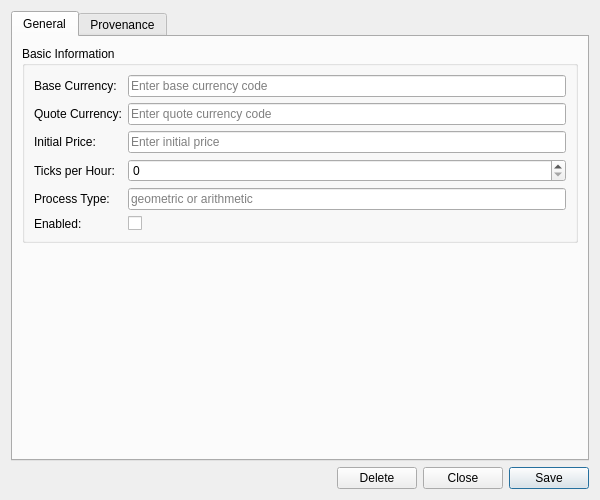
Old version of the form projects/ores.qt/synthetic/ui/FxSpotGenerationConfigDetailDialog.ui in the repository OreStudio/OreStudio.
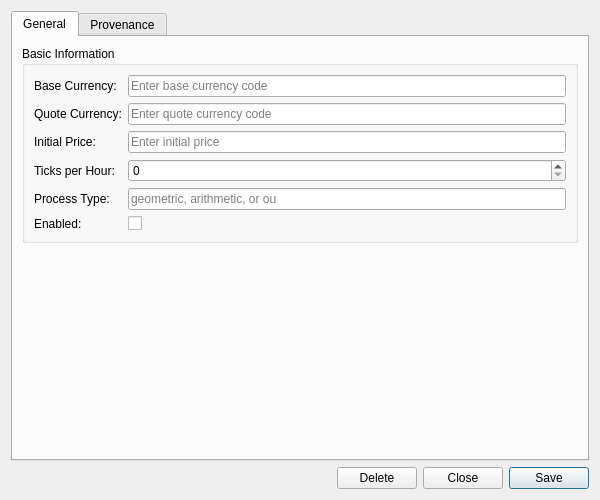
New version of the form. Custom widgets are drawn as their Qt base class.

Diff of the .ui file:
```diff
--- a/projects/ores.qt/synthetic/ui/FxSpotGenerationConfigDetailDialog.ui
+++ b/projects/ores.qt/synthetic/ui/FxSpotGenerationConfigDetailDialog.ui
@@ -107,7 +107,7 @@
           <item row="4" column="1">
            <widget class="QLineEdit" name="processTypeEdit">
             <property name="placeholderText">
-             <string>geometric or arithmetic</string>
+             <string>geometric, arithmetic, or ou</string>
             </property>
            </widget>
           </item>
```
